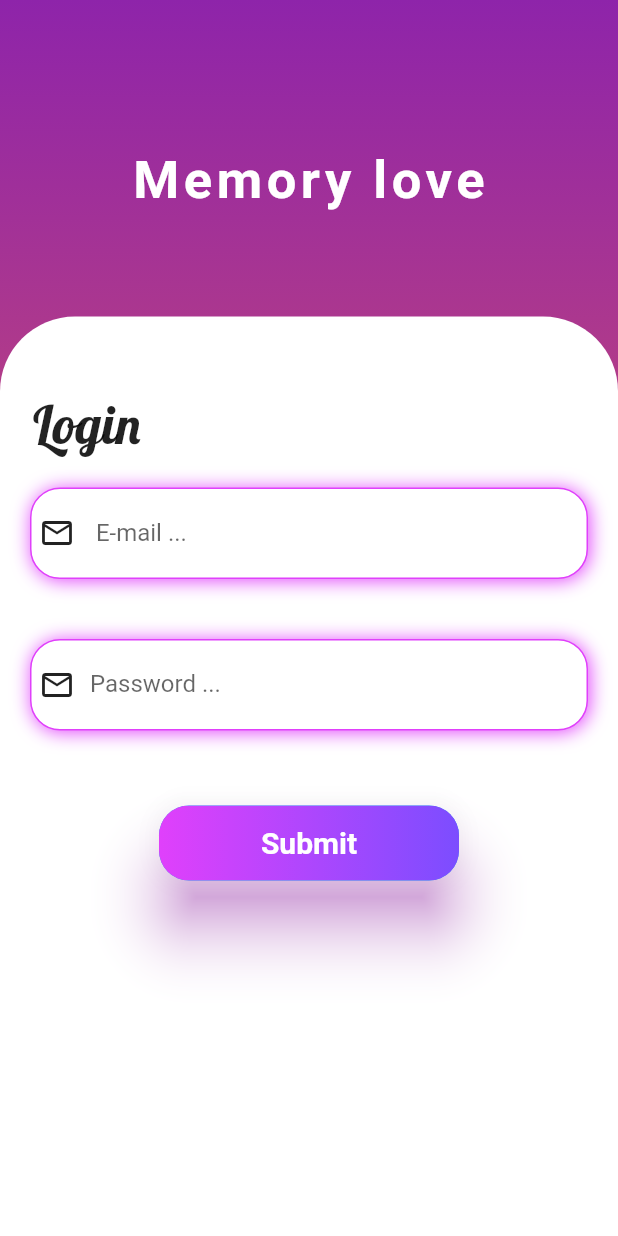
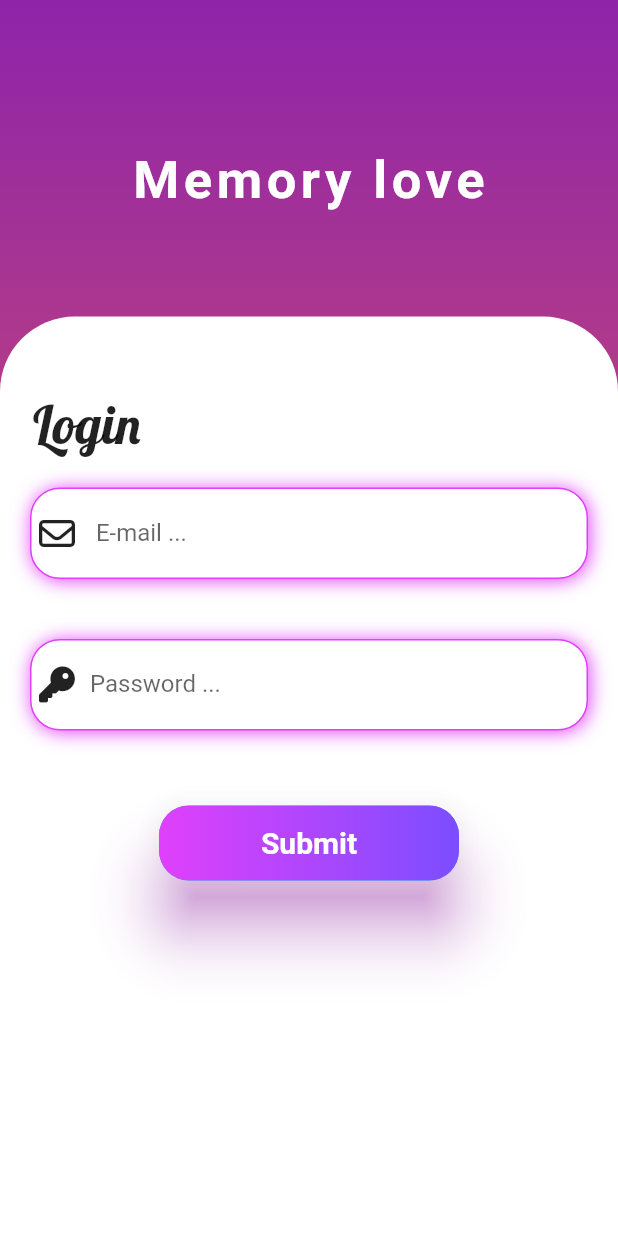
Before and after one commit to datitk16/love-memory, a Flutter app: the screen it shows after launch, on a phone screen of 412 x 824 dp. Run offline on Flutter 3.47's test engine with Material 2 defaults, Android fonts, the phone set to English and light mode, and no system bars; our stand-ins replace dots_indicator, font_awesome_flutter.

Commit message:
add font_awesome

```diff
--- a/lib/screens/login/login.dart
+++ b/lib/screens/login/login.dart
@@ -1,4 +1,5 @@
 import 'package:flutter/material.dart';
+import 'package:font_awesome_flutter/font_awesome_flutter.dart';
 
 class LoginPage extends StatefulWidget {
   @override
@@ -72,7 +73,7 @@ class _LoginState extends State<LoginPage> {
                           child: Row(
                             mainAxisAlignment: MainAxisAlignment.start,
                             children: [
-                              Icon(Icons.email_outlined),
+                              FaIcon(FontAwesomeIcons.envelope),
                               Expanded(
                                   child: Container(
                                 margin: const EdgeInsets.only(left: 10),
@@ -104,7 +105,7 @@ class _LoginState extends State<LoginPage> {
                           child: Row(
                             mainAxisAlignment: MainAxisAlignment.start,
                             children: [
-                              Icon(Icons.email_outlined),
+                              FaIcon(FontAwesomeIcons.key),
                               Expanded(
                                   child: Container(
                                 margin: const EdgeInsets.only(left: 10),
@@ -151,23 +152,7 @@ class _LoginState extends State<LoginPage> {
                                           fontWeight: FontWeight.bold),
                                     ),
                                   ),
-                                ))
-                            // child: Container(
-                            //   alignment: Alignment.center,
-                            //   width: 200,
-                            //   height: 50,
-                            //   decoration: BoxDecoration(
-                            //       color: Colors.purpleAccent,
-                            //       borderRadius: BorderRadius.circular(20)),
-                            //   child: Text(
-                            //     'Submit',
-                            //     style: TextStyle(
-                            //         fontSize: 20,
-                            //         color: Colors.white,
-                            //         fontWeight: FontWeight.bold),
-                            //   ),
-                            // ),
-                            )
+                                )))
                       ],
                     ),
                   )
--- a/pubspec.yaml
+++ b/pubspec.yaml
@@ -36,6 +36,7 @@ dependencies:
   dots_indicator: ^2.1.0
   cached_network_image: ^3.2.0
   custom_fade_animation: ^0.0.2
+  font_awesome_flutter: ^10.1.0
 
 dev_dependencies:
   flutter_test:
```
Also changed, not shown: pubspec.lock.
